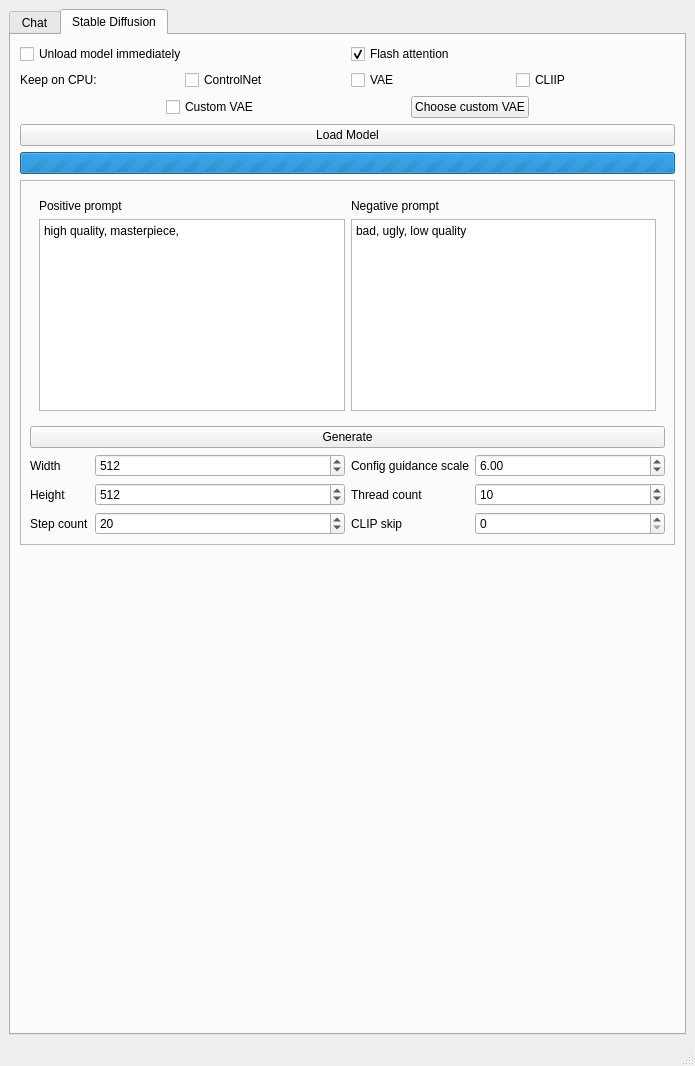
Old version of the form AIOneQTWidgets/mainwindow.ui in the repository Iemand005/Singularity.
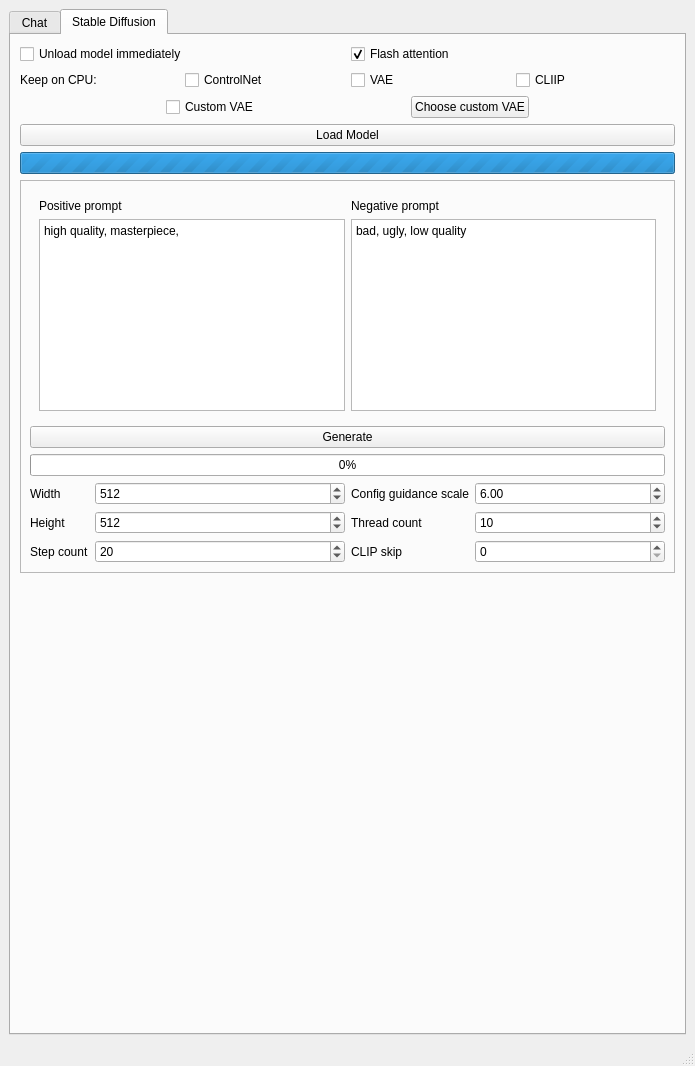
New version of the form. Custom widgets are drawn as their Qt base class.

The edit to the form file:
```diff
--- a/AIOneQTWidgets/mainwindow.ui
+++ b/AIOneQTWidgets/mainwindow.ui
@@ -489,6 +489,13 @@
              </property>
             </widget>
            </item>
+           <item>
+            <widget class="QProgressBar" name="generationProgressBar">
+             <property name="value">
+              <number>0</number>
+             </property>
+            </widget>
+           </item>
            <item>
             <layout class="QHBoxLayout" name="horizontalLayout_9">
              <item>
@@ -594,9 +601,11 @@
          </widget>
         </item>
         <item>
-         <widget class="QLabel" name="previewImage">
+         <layout class="QVBoxLayout" name="verticalLayout_10">
+          <item>
+           <widget class="PreviewImage" name="previewImage">
           <property name="sizePolicy">
-           <sizepolicy hsizetype="Preferred" vsizetype="Expanding">
+             <sizepolicy hsizetype="MinimumExpanding" vsizetype="Expanding">
             <horstretch>0</horstretch>
             <verstretch>0</verstretch>
            </sizepolicy>
@@ -607,6 +616,8 @@
          </widget>
         </item>
        </layout>
+        </item>
+       </layout>
       </widget>
      </widget>
     </item>
@@ -624,6 +635,13 @@
    </property>
   </widget>
  </widget>
+ <customwidgets>
+  <customwidget>
+   <class>PreviewImage</class>
+   <extends>QLabel</extends>
+   <header>previewimage.h</header>
+  </customwidget>
+ </customwidgets>
  <resources/>
  <connections/>
 </ui>
```
Lines whose indentation alone changed are shown as unchanged.
